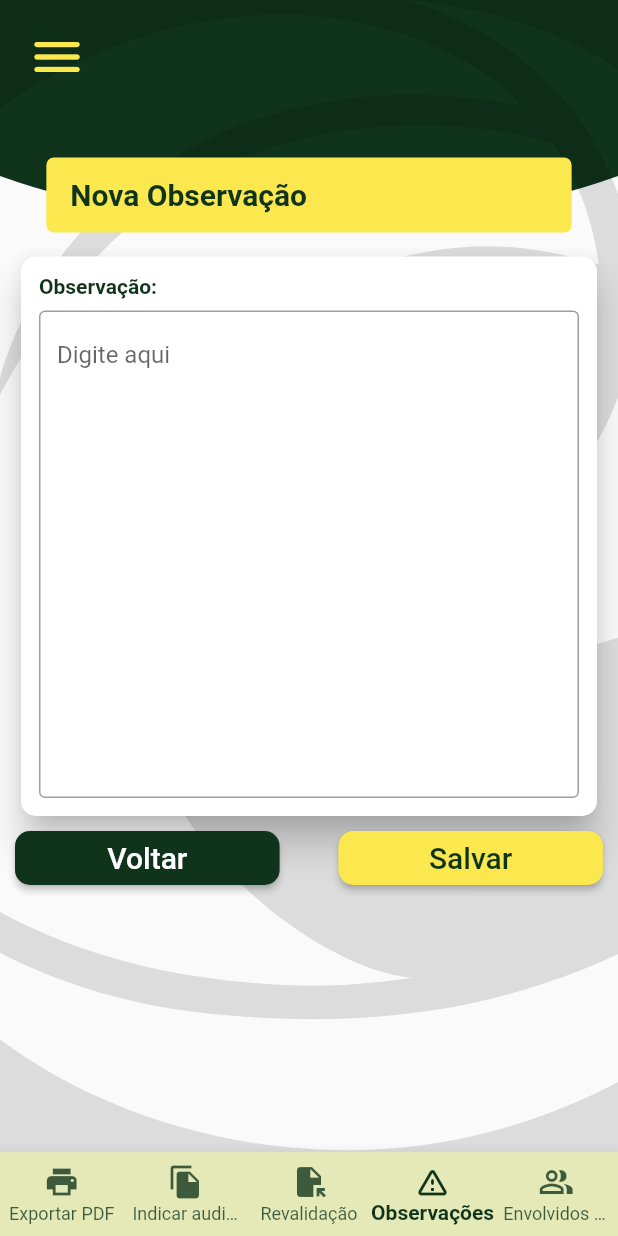
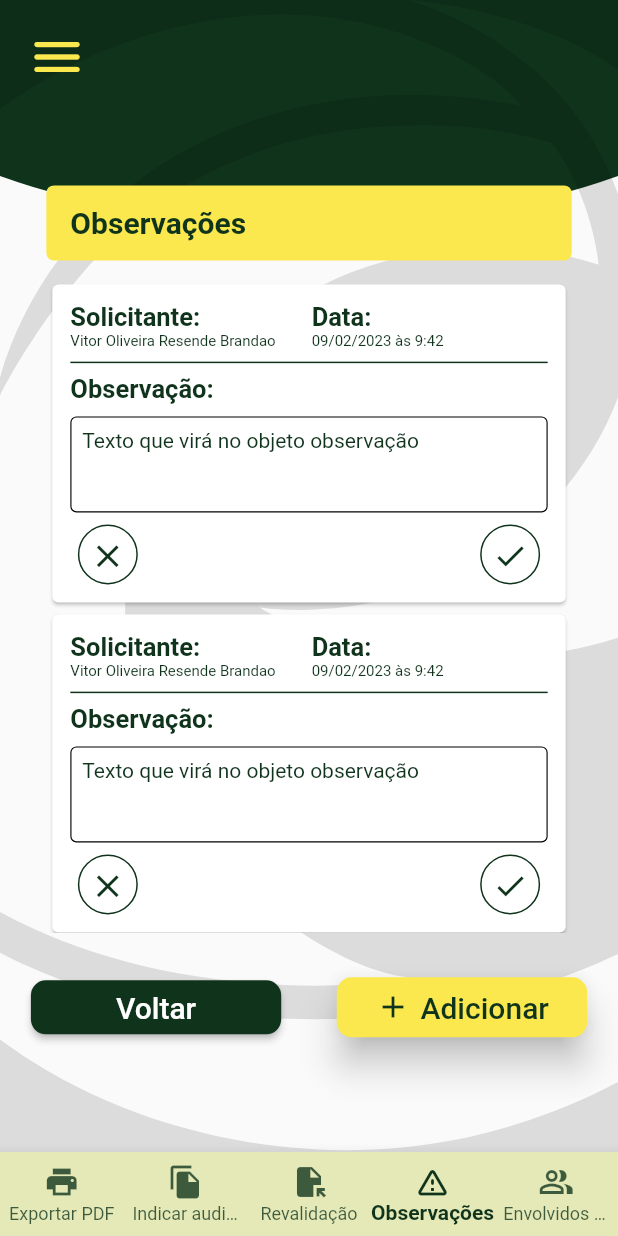
Before and after one commit to lutzzdias/eldorado-ui, a Flutter app: the screen it shows after launch, on a phone screen of 412 x 824 dp. Run offline on Flutter 3.47's test engine with Material 2 defaults, Android fonts, the phone set to English and light mode, and no system bars; our stand-ins replace flutter_svg.

```diff
--- a/lib/src/app.dart
+++ b/lib/src/app.dart
@@ -2,7 +2,8 @@ import 'package:eldorado/src/common/default_background.dart';
 import 'package:eldorado/src/features/epc/presentation/register_epc_screen.dart';
 import 'package:eldorado/src/features/listing/listing_screen.dart';
 import 'package:eldorado/src/features/login/login_screen.dart';
-import 'package:eldorado/src/features/observation/add_observation_screen.dart';
+import 'package:eldorado/src/features/observation/add_observation/add_observation_screen.dart';
+import 'package:eldorado/src/features/observation/list_observations/list_observations_screen.dart';
 import 'package:flutter/material.dart';
 
 class MyApp extends StatelessWidget {
@@ -20,7 +21,7 @@ class MyApp extends StatelessWidget {
         switch (settings.name) {
           case '/':
             return MaterialPageRoute(
-                builder: (_) => const AddObservationScreen());
+                builder: (_) => const ListObservationsScreen());
           case '/base':
             return MaterialPageRoute(builder: (_) => DefaultBackground());
           case '/login':
@@ -29,6 +30,9 @@ class MyApp extends StatelessWidget {
             return MaterialPageRoute(builder: (_) => ListingScreen());
           case '/register_epc':
             return MaterialPageRoute(builder: (_) => RegisterEpcScreen());
+          case '/observation/list':
+            return MaterialPageRoute(
+                builder: (_) => const ListObservationsScreen());
           case '/observation/add':
             return MaterialPageRoute(
                 builder: (_) => const AddObservationScreen());
--- a/lib/src/common/elevated_icon_button.dart
+++ b/lib/src/common/elevated_icon_button.dart
@@ -1,4 +1,3 @@
-
 import 'package:eldorado/src/constants/app_sizes.dart';
 import 'package:eldorado/src/constants/custom_colors.dart';
 import 'package:flutter/material.dart';
--- a/lib/src/constants/app_sizes.dart
+++ b/lib/src/constants/app_sizes.dart
@@ -11,6 +11,7 @@ class Sizes {
   static const p32 = 32.0;
   static const p48 = 48.0;
   static const p64 = 64.0;
+  static const p100 = 100.0;
 }
 
 // Espaços constantes na horizontal
@@ -34,3 +35,4 @@ const gapH24 = SizedBox(height: Sizes.p24);
 const gapH32 = SizedBox(height: Sizes.p32);
 const gapH48 = SizedBox(height: Sizes.p48);
 const gapH64 = SizedBox(height: Sizes.p64);
+const gapH100 = SizedBox(height: Sizes.p100);
--- a/lib/src/features/observation/add_observation_screen.dart
+++ b/lib/src/features/observation/add_observation/add_observation_screen.dart
@@ -86,8 +86,7 @@ class AddObservationScreen extends StatelessWidget {
                         Expanded(
                           flex: 45,
                           child: ElevatedButton(
-                            onPressed: () =>
-                                debugPrint('clicked on return button'),
+                            onPressed: () => Navigator.of(context).pop(),
                             style: ElevatedButton.styleFrom(
                               backgroundColor: CustomColors.darkGreen,
                               shape: RoundedRectangleBorder(
--- /dev/null
+++ b/lib/src/features/observation/list_observations/list_observations_screen.dart
@@ -0,0 +1,245 @@
+import 'package:eldorado/src/common/custom_nav_bar.dart';
+import 'package:eldorado/src/common/default_background.dart';
+import 'package:eldorado/src/common/elevated_icon_button.dart';
+import 'package:eldorado/src/common/header.dart';
+import 'package:eldorado/src/constants/app_sizes.dart';
+import 'package:eldorado/src/constants/custom_colors.dart';
+import 'package:flutter/material.dart';
+
+// TODO: Define Observation Object
+// TODO: Modularize this file into widgets
+
+class ListObservationsScreen extends StatelessWidget {
+  const ListObservationsScreen({super.key});
+
+  @override
+  Widget build(BuildContext context) {
+    return SafeArea(
+      child: Scaffold(
+        body: Stack(
+          children: [
+            DefaultBackground(),
+            Column(
+              crossAxisAlignment: CrossAxisAlignment.center,
+              children: [
+                SizedBox(
+                  height: MediaQuery.of(context).size.height * .15,
+                ),
+                Header(
+                  title: 'Observações',
+                  width: MediaQuery.of(context).size.width * .85,
+                ),
+                gapH12,
+                SizedBox(
+                  height: MediaQuery.of(context).size.height * .53,
+                  width: MediaQuery.of(context).size.width * .85,
+                  child: ListView.builder(
+                    itemCount: 10,
+                    itemBuilder: (context, index) => Card(
+                      child: Padding(
+                        padding: const EdgeInsets.all(Sizes.p12),
+                        child: Column(
+                          crossAxisAlignment: CrossAxisAlignment.start,
+                          children: [
+                            Row(
+                              children: [
+                                Column(
+                                  crossAxisAlignment: CrossAxisAlignment.start,
+                                  children: const [
+                                    Text(
+                                      'Solicitante:',
+                                      style: TextStyle(
+                                        fontWeight: FontWeight.bold,
+                                        color: CustomColors.darkGreen,
+                                        fontSize: 17,
+                                      ),
+                                    ),
+                                    Text(
+                                      'Vitor Oliveira Resende Brandao',
+                                      style: TextStyle(
+                                        color: CustomColors.darkGreen,
+                                        fontSize: 10,
+                                      ),
+                                    ),
+                                  ],
+                                ),
+                                gapW24,
+                                Column(
+                                  crossAxisAlignment: CrossAxisAlignment.start,
+                                  children: const [
+                                    Text(
+                                      'Data:',
+                                      style: TextStyle(
+                                        fontWeight: FontWeight.bold,
+                                        color: CustomColors.darkGreen,
+                                        fontSize: 17,
+                                      ),
+                                    ),
+                                    Text(
+                                      '09/02/2023 às 9:42',
+                                      style: TextStyle(
+                                        color: CustomColors.darkGreen,
+                                        fontSize: 10,
+                                      ),
+                                    ),
+                                  ],
+                                ),
+                              ],
+                            ),
+                            const Divider(
+                              thickness: 1,
+                              color: CustomColors.darkGreen,
+                            ),
+                            const Text(
+                              'Observação:',
+                              style: TextStyle(
+                                fontWeight: FontWeight.bold,
+                                color: CustomColors.darkGreen,
+                                fontSize: 17,
+                              ),
+                            ),
+                            gapH8,
+                            TextFormField(
+                              style: const TextStyle(
+                                color: CustomColors.darkGreen,
+                                fontSize: 14,
+                              ),
+                              minLines: 3,
+                              readOnly: true,
+                              enabled: false,
+                              controller: TextEditingController(
+                                text: 'Texto que virá no objeto observação',
+                              ),
+                              keyboardType: TextInputType.multiline,
+                              maxLines: 6,
+                              decoration: const InputDecoration(
+                                disabledBorder: OutlineInputBorder(
+                                    borderSide: BorderSide(width: .75)),
+                                isDense: true,
+                                contentPadding: EdgeInsets.all(8),
+                              ),
+                            ),
+                            gapH8,
+                            Row(
+                              mainAxisAlignment: MainAxisAlignment.spaceBetween,
+                              children: [
+                                Container(
+                                  height: 40,
+                                  decoration: BoxDecoration(
+                                    border: Border.all(
+                                      color: CustomColors.darkGreen,
+                                      width: 1,
+                                    ),
+                                    shape: BoxShape.circle,
+                                  ),
+                                  child: IconButton(
+                                    alignment: Alignment.topCenter,
+                                    color: CustomColors.darkGreen,
+                                    onPressed: () => debugPrint(
+                                        'Clicked on reject observation $index'),
+                                    icon: const Icon(Icons.close),
+                                    iconSize: 25,
+                                  ),
+                                ),
+                                Container(
+                                  height: 40,
+                                  decoration: BoxDecoration(
+                                    border: Border.all(
+                                      color: CustomColors.darkGreen,
+                                      width: 1,
+                                    ),
+                                    shape: BoxShape.circle,
+                                  ),
+                                  child: IconButton(
+                                    color: CustomColors.darkGreen,
+                                    onPressed: () => debugPrint(
+                                        'Clicked on approve observation $index'),
+                                    icon: const Icon(Icons.check),
+                                  ),
+                                ),
+                              ],
+                            )
+                          ],
+                        ),
+                      ),
+                    ),
+                  ),
+                ),
+                gapH8,
+                SizedBox(
+                  height: MediaQuery.of(context).size.height * .1,
+                  child: Padding(
+                    padding: EdgeInsets.symmetric(
+                      horizontal: MediaQuery.of(context).size.width * .05,
+                    ),
+                    child: Row(
+                      mainAxisAlignment: MainAxisAlignment.spaceAround,
+                      children: [
+                        Expanded(
+                          flex: 45,
+                          child: ElevatedButton(
+                            onPressed: () =>
+                                debugPrint('clicked on return button'),
+                            style: ElevatedButton.styleFrom(
+                              backgroundColor: CustomColors.darkGreen,
+                              shape: RoundedRectangleBorder(
+                                borderRadius: BorderRadius.circular(10),
+                              ),
+                              textStyle: const TextStyle(
+                                fontSize: 20,
+                                fontWeight: FontWeight.w500,
+                              ),
+                            ),
+                            child: const Text('Voltar'),
+                          ),
+                        ),
+                        const Spacer(
+                          flex: 10,
+                        ),
+                        Expanded(
+                          flex: 45,
+                          child: ElevatedIconButton(
+                            onPressed: () => Navigator.of(context)
+                                .pushNamed('/observation/add'),
+                            backgroundColor: CustomColors.yellow,
+                            foregroundColor: CustomColors.darkGreen,
+                            fontSize: 20,
+                            icon: Icons.add,
+                            title: 'Adicionar',
+                          ),
+                        ),
+                      ],
+                    ),
+                  ),
+                ),
+              ],
+            ),
+          ],
+        ),
+        bottomNavigationBar: const CustomNavBar(
+          current: 3,
+          items: [
+            BottomNavigationBarItem(
+                icon: Icon(Icons.print), label: 'Exportar PDF'),
+            BottomNavigationBarItem(
+                icon: Icon(Icons.file_copy), label: 'Indicar auditoria'),
+            BottomNavigationBarItem(
+                icon: Icon(Icons.file_open), label: 'Revalidação'),
+            BottomNavigationBarItem(
+                icon: Icon(Icons.warning_amber_rounded), label: 'Observações'),
+            BottomNavigationBarItem(
+                icon: Icon(Icons.people_alt_outlined),
+                label: 'Envolvidos na Atividade'),
+          ],
+          screenNames: [
+            '/base',
+            '/login',
+            '/listing',
+            '/observation/add',
+            '/register_epc',
+          ],
+        ),
+      ),
+    );
+  }
+}
```
